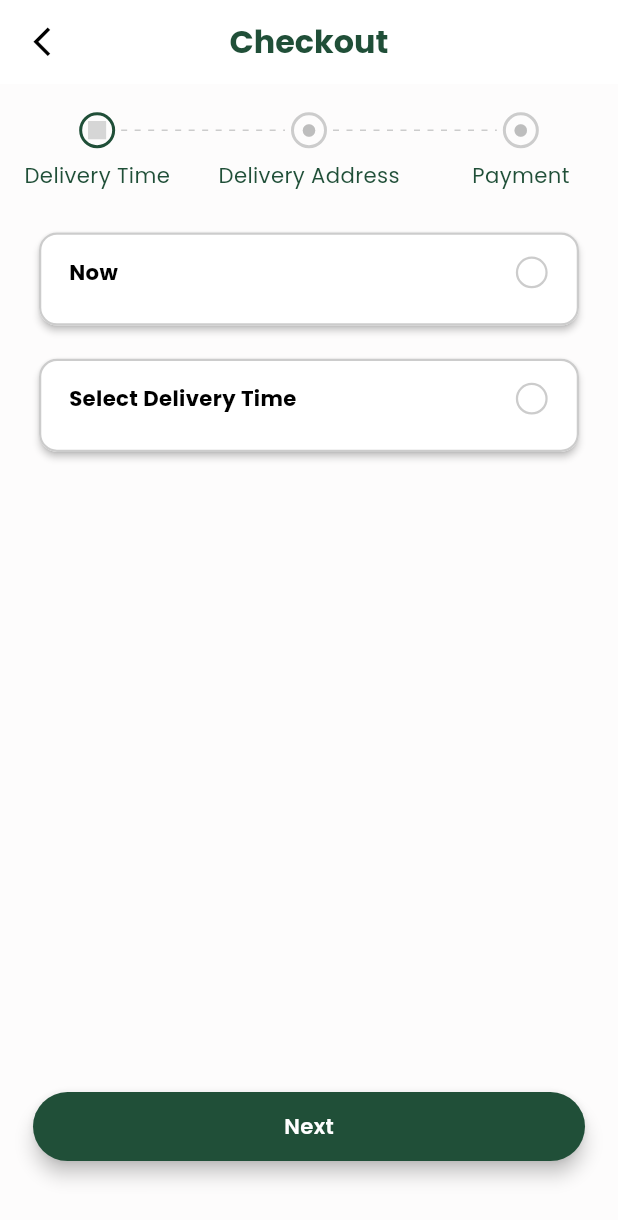
After one commit to hamed12232/fruits_app, a Flutter app: the CheckoutScreen screen opened by its route, on a phone screen of 412 x 824 dp. The commit adds this screen. Shown: the top 1220 px of the screen. Run offline on Flutter 3.47's test engine with Material 3 defaults, Android fonts, the phone set to English and light mode, and no system bars; drawn by our look-alikes of easy_stepper; our stand-ins replace carousel_slider, flutter_screenutil, flutter_svg, google_fonts, google_nav_bar, intl_phone_field and 2 more; grey boxes are pictures that could not be loaded.

Commit message:
feat: add CheckoutScreen1 with calendar
- Refactored SelectableWidget into reusable components
- Added calendar picker for delivery date selection
- Implemented "Now" and date selection modes
- Updated CheckoutScreen integration
- Documented changes in README

```diff
--- a/lib/core/utils/constant/app_radius.dart
+++ b/lib/core/utils/constant/app_radius.dart
@@ -8,6 +8,7 @@ class AppBorderRadius {
   static  BorderRadius r15 = BorderRadius.all(Radius.circular(15.r));
   static double r11 = 11.r;
   static double r12 = 12.r;
+  static double r15d = 15.r;
   static double r20 = 20.r;
   static double r28 = 28.r;
   static  BorderRadius r25 = BorderRadius.all(Radius.circular(25.r));
--- a/lib/core/utils/constant/app_text_strings.dart
+++ b/lib/core/utils/constant/app_text_strings.dart
@@ -1,6 +1,6 @@
 class AppTextStrings {
   // Onboarding
-  static const String basket = 'Basket';
+
   static const String skip = 'Skip';
   static const String next = 'Next';
   static const String getStarted = 'Get Started';
@@ -40,4 +40,7 @@ class AppTextStrings {
   static const String confirm = 'Confirm';
   static const String notReceived = 'Not received?';
   static const String sendAgain = 'Send Again';
+  // Checkout
+  static const String basket = 'Basket';
+  static const String checkout = 'Checkout';
 }
--- a/lib/core/utils/routes/app_route.dart
+++ b/lib/core/utils/routes/app_route.dart
@@ -5,6 +5,7 @@ import 'package:fruits_app/features/auth/modules/sign_up/presentation/screen/sig
 import 'package:fruits_app/features/auth/modules/verify_number/presentation/screen/verify_number_screen.dart';
 import 'package:fruits_app/features/auth/modules/welcome/presentation/screen/welcome_screen.dart';
 import 'package:fruits_app/features/basket/presentation/screen/basket_screen.dart';
+import 'package:fruits_app/features/checkout/presentation/screen/checkout_screen.dart';
 import 'package:fruits_app/features/home/presentation/screens/home_screen.dart';
 import 'package:fruits_app/features/home/presentation/screens/main_navigation_screen.dart';
 import 'package:fruits_app/features/onboarding/presentation/screen/onboarding_screen.dart';
@@ -40,6 +41,8 @@ class AppRouteManager {
         widget = const ProductScreen();
       case AppRoutesName.basket:
         widget = const BasketScreen();
+      case AppRoutesName.checkout:
+        widget = const CheckoutScreen();
       default:
         widget = const Placeholder();
     }
@@ -58,6 +61,7 @@ class AppRoutesName {
   static const String seller = '/seller';
   static const String product = '/product';
   static const String basket = '/basket';
+  static const String checkout = '/checkout';
   // static const String forgetPassword = '/forgetPassword';
   // static const String otb = "/otp";
   // static const String createNewPassword = '/CreateNewPassword';
--- a/lib/features/basket/presentation/screen/basket_screen.dart
+++ b/lib/features/basket/presentation/screen/basket_screen.dart
@@ -7,6 +7,7 @@ import 'package:fruits_app/core/utils/constant/app_text_strings.dart';
 import 'package:fruits_app/core/utils/constant/app_width.dart';
 import 'package:fruits_app/core/utils/theme/custom_theme/text_theme.dart';
 import 'package:fruits_app/features/basket/presentation/widget/basket_summary_section.dart';
+import 'package:fruits_app/features/checkout/presentation/screen/checkout_screen.dart';
 import 'package:fruits_app/features/seller/presentation/widget/seller_product_list_item.dart';
 
 class BasketScreen extends StatelessWidget {
@@ -82,7 +83,7 @@ class BasketScreen extends StatelessWidget {
             shippingCharges: shippingCharges,
             itemCount: itemCount,
             onCheckout: () {
-              // Handle checkout
+            Navigator.pushNamed(context, CheckoutScreen.routeName);
             },
           ),
         ],
--- a/lib/features/basket/presentation/widget/basket_summary_footer.dart
+++ b/lib/features/basket/presentation/widget/basket_summary_footer.dart
@@ -46,9 +46,10 @@ class BasketSummaryFooter extends StatelessWidget {
           ],
         ),
         PrimaryButton(
-          label: 'Checkout',
+          label: 'To Checkout',
           onPressed: onCheckout,
           height: AppHeight.h40,
+
         ),
       ],
     );
--- a/lib/features/basket/presentation/widget/basket_summary_section.dart
+++ b/lib/features/basket/presentation/widget/basket_summary_section.dart
@@ -53,6 +53,7 @@ class BasketSummarySection extends StatelessWidget {
             itemCount: itemCount,
             bagTotal: bagTotal,
             onCheckout: onCheckout,
+
           ),
         ],
       ),
--- /dev/null
+++ b/lib/features/checkout/presentation/screen/checkout_screen.dart
@@ -0,0 +1,69 @@
+import 'package:flutter/material.dart';
+import 'package:fruits_app/core/style/spacing/vertical_space.dart';
+import 'package:fruits_app/core/utils/constant/app_colors.dart';
+import 'package:fruits_app/core/utils/constant/app_height.dart';
+import 'package:fruits_app/core/utils/constant/app_sizes.dart';
+import 'package:fruits_app/core/utils/constant/app_text_strings.dart';
+import 'package:fruits_app/core/utils/constant/app_width.dart';
+import 'package:fruits_app/core/utils/theme/custom_theme/text_theme.dart';
+import 'package:fruits_app/core/widget/button/primary_button.dart';
+import 'package:fruits_app/features/checkout/presentation/widget/checkout_widget.dart';
+import 'package:fruits_app/features/checkout/presentation/widget/selectable_widgets/selectable_item.dart';
+
+class CheckoutScreen extends StatelessWidget {
+  const CheckoutScreen({super.key});
+  static const String routeName = '/checkout';
+
+  @override
+  Widget build(BuildContext context) {
+    return Scaffold(
+      appBar: AppBar(
+        backgroundColor: AppColors.white,
+        leading: IconButton(
+          onPressed: () => Navigator.pop(context),
+          icon: Icon(
+            Icons.arrow_back_ios_new,
+            color: AppColors.black,
+            size: AppWidth.w24,
+          ),
+        ),
+        centerTitle: true,
+        title: Text(
+          AppTextStrings.checkout,
+          style: AppTextTheme.lightTextTheme.headlineLarge?.copyWith(
+            color: AppColors.primaryGreen,
+            fontSize: AppSizes.sp24,
+          ),
+        ),
+      ),
+      backgroundColor: AppColors.homebackground,
+      body: Padding(
+        padding: const EdgeInsets.symmetric(horizontal: 22.0),
+        child: Column(
+          children: [
+            VerticalSpace(height: AppHeight.h10),
+            CheckoutStepper(activeStep: 0),
+            VerticalSpace(height: AppHeight.h16),
+            SelectableWidget(title: "Now"),
+            VerticalSpace(height: AppHeight.h16),
+            SelectableWidget(
+              title: "Select Delivery Time",
+              showDateSelector: true,
+              onDateSelected: (date) {},
+              initialDate: DateTime.now().add(const Duration(days: 1)),
+            ),
+            Spacer(),
+            Padding(
+              padding: const EdgeInsets.only(bottom: 50.0),
+              child: PrimaryButton(
+                label: "Next",
+                width: double.infinity,
+                onPressed: () {},
+              ),
+            ),
+          ],
+        ),
+      ),
+    );
+  }
+}
--- /dev/null
+++ b/lib/features/checkout/presentation/widget/checkout_widget.dart
@@ -0,0 +1,75 @@
+import 'package:easy_stepper/easy_stepper.dart';
+import 'package:flutter/material.dart';
+import 'package:flutter_screenutil/flutter_screenutil.dart';
+import 'package:fruits_app/core/utils/constant/app_colors.dart';
+import 'package:fruits_app/core/utils/constant/app_sizes.dart';
+import 'package:fruits_app/core/utils/theme/custom_theme/text_theme.dart';
+
+class CheckoutStepper extends StatelessWidget {
+  final int activeStep;
+  const CheckoutStepper({super.key, required this.activeStep});
+
+  @override
+  Widget build(BuildContext context) {
+    return EasyStepper(
+      activeStep: activeStep,
+
+      lineStyle: LineStyle(
+        lineLength: 114.w,
+        lineType: LineType.dashed,
+        defaultLineColor: AppColors.lightGray,
+        activeLineColor: AppColors.lightGray,
+      ),
+      stepRadius: 12,
+      showStepBorder: true,
+      borderThickness: 2,
+      activeStepBorderColor: AppColors.primaryGreen,
+      finishedStepBorderColor: AppColors.lightGray,
+      unreachedStepBorderColor: AppColors.lightGray,
+      activeStepBorderType: BorderType.normal,
+      finishedStepBorderType: BorderType.normal,
+      unreachedStepBorderType: BorderType.normal,
+      steppingEnabled: true,
+      steps: [
+        EasyStep(
+          icon: const Icon(
+            Icons.circle,
+            size: 10,
+            color: AppColors.primaryGreen,
+          ),
+          customTitle: Text(
+            'Delivery Time',
+            style: AppTextTheme.lightTextTheme.bodyMedium?.copyWith(
+              color: AppColors.primaryGreen,
+              fontSize: AppSizes.sp16,
+            ),
+          ),
+        ),
+        EasyStep(
+          icon: const Icon(Icons.circle, size: 10),
+          customTitle: Text(
+            'Delivery Address',
+            style: AppTextTheme.lightTextTheme.bodyMedium?.copyWith(
+              color: AppColors.primaryGreen,
+              fontSize: AppSizes.sp16,
+            ),
+          ),
+          // activeTitleColor: Colors.green,
+          // unreachedTitleColor: Colors.grey,
+        ),
+        EasyStep(
+          icon: const Icon(Icons.circle, size: 10),
+          customTitle: Text(
+            'Payment',
+            style: AppTextTheme.lightTextTheme.bodyMedium?.copyWith(
+              color: AppColors.primaryGreen,
+              fontSize: AppSizes.sp16,
+            ),
+          ),
+          // activeTitleColor: Colors.green,
+          // unreachedTitleColor: Colors.grey,
+        ),
+      ],
+    );
+  }
+}
--- /dev/null
+++ b/lib/features/checkout/presentation/widget/selectable_widgets/calendar_selector.dart
@@ -0,0 +1,39 @@
+import 'package:flutter/material.dart';
+import 'package:fruits_app/core/utils/constant/app_colors.dart';
+
+class CalendarSelector extends StatelessWidget {
+  final DateTime? selectedDate;
+  final Function(DateTime) onDateChanged;
+
+  const CalendarSelector({
+    super.key,
+    required this.selectedDate,
+    required this.onDateChanged,
+  });
+
+  @override
+  Widget build(BuildContext context) {
+    return Container(
+      margin: const EdgeInsets.only(top: 8),
+      decoration: BoxDecoration(
+        color: AppColors.white,
+        borderRadius: BorderRadius.circular(12.0),
+        boxShadow: [
+          BoxShadow(
+            color: Colors.black.withOpacity(0.1),
+            blurRadius: 10,
+            offset: const Offset(0, 4),
+          ),
+        ],
+      ),
+      child: CalendarDatePicker(
+        initialDate: selectedDate ?? DateTime.now(),
+        firstDate: DateTime.now(),
+        lastDate: DateTime.now().add(const Duration(days: 365)),
+        onDateChanged: onDateChanged,
+
+
+      ),
+    );
+  }
+}
--- /dev/null
+++ b/lib/features/checkout/presentation/widget/selectable_widgets/selectable_item.dart
@@ -0,0 +1,81 @@
+import 'package:flutter/material.dart';
+import 'package:fruits_app/features/checkout/presentation/widget/selectable_widgets/selectable_widget.dart';
+import 'calendar_selector.dart';
+
+class SelectableWidget extends StatefulWidget {
+  final String title;
+  final bool showDateSelector;
+  final Function(DateTime?)? onDateSelected;
+  final DateTime? initialDate;
+
+  const SelectableWidget({
+    super.key,
+    required this.title,
+    this.showDateSelector = false,
+    this.onDateSelected,
+    this.initialDate,
+  });
+
+  @override
+  State<SelectableWidget> createState() => _SelectableWidgetState();
+}
+
+class _SelectableWidgetState extends State<SelectableWidget> {
+  bool isSelected = false;
+  DateTime? selectedDate;
+  bool showCalendar = false;
+  bool showTimePicker = false;
+
+  @override
+  void initState() {
+    super.initState();
+    selectedDate = widget.initialDate;
+  }
+
+  void _toggleSelection() {
+    setState(() {
+      if (widget.showDateSelector) {
+        showTimePicker = !showTimePicker;
+      }
+      isSelected = !isSelected;
+      widget.onDateSelected?.call(isSelected ? DateTime.now() : null);
+    });
+  }
+
+  void _toggleCalendar() {
+    setState(() {
+      showCalendar = !showCalendar;
+    });
+  }
+
+  void _updateDate(DateTime date) {
+    setState(() {
+      selectedDate = date;
+      showCalendar = false;
+      widget.onDateSelected?.call(date);
+    });
+  }
+
+  @override
+  Widget build(BuildContext context) {
+    return Column(
+      crossAxisAlignment: CrossAxisAlignment.stretch,
+      children: [
+        SelectableMainCard(
+          title: widget.title,
+          isSelected: isSelected,
+          showTimePicker: showTimePicker,
+          selectedDate: selectedDate,
+          showDateSelector: widget.showDateSelector,
+          onCardTapped: _toggleSelection,
+          onCalendarToggle: _toggleCalendar,
+        ),
+        if (widget.showDateSelector && showCalendar)
+          CalendarSelector(
+            selectedDate: selectedDate,
+            onDateChanged: _updateDate,
+          ),
+      ],
+    );
+  }
+}
--- /dev/null
+++ b/lib/features/checkout/presentation/widget/selectable_widgets/selectable_widget.dart
@@ -0,0 +1,112 @@
+import 'package:flutter/material.dart';
+import 'package:intl/intl.dart';
+import 'package:fruits_app/core/utils/constant/app_colors.dart';
+import 'package:fruits_app/core/utils/theme/custom_theme/text_theme.dart';
+import 'package:fruits_app/core/style/spacing/vertical_space.dart';
+import 'package:fruits_app/core/utils/constant/app_height.dart';
+import 'package:fruits_app/core/utils/constant/app_sizes.dart';
+import 'package:fruits_app/core/utils/constant/app_width.dart';
+
+class SelectableMainCard extends StatelessWidget {
+  final String title;
+  final bool isSelected;
+  final bool showTimePicker;
+  final bool showDateSelector;
+  final DateTime? selectedDate;
+  final VoidCallback onCardTapped;
+  final VoidCallback onCalendarToggle;
+
+  const SelectableMainCard({
+    super.key,
+    required this.title,
+    required this.isSelected,
+    required this.showTimePicker,
+    required this.selectedDate,
+    required this.onCardTapped,
+    required this.showDateSelector,
+    required this.onCalendarToggle,
+  });
+
+  @override
+  Widget build(BuildContext context) {
+    return Card(
+      color: AppColors.white,
+      elevation: isSelected ? 4.0 : 2.0,
+      shape: RoundedRectangleBorder(
+        borderRadius: BorderRadius.circular(12.0),
+        side: BorderSide(
+          color: isSelected ? AppColors.primaryGreen : AppColors.lightGray,
+          width: 1.5,
+        ),
+      ),
+      child: InkWell(
+        onTap: onCardTapped,
+        borderRadius: BorderRadius.circular(12.0),
+        child: Padding(
+          padding: const EdgeInsets.symmetric(horizontal: 20, vertical: 16),
+          child: Column(
+            children: [
+              Row(
+                mainAxisAlignment: MainAxisAlignment.spaceBetween,
+                children: [
+                  Text(
+                    title,
+                    style: AppTextTheme.lightTextTheme.bodyMedium?.copyWith(
+                      color: AppColors.black,
+                      fontSize: AppSizes.sp16,
+                      fontWeight: FontWeight.bold,
+                    ),
+                  ),
+                  Container(
+                    width: AppWidth.w24,
+                    height: AppHeight.h24,
+                    decoration: BoxDecoration(
+                      shape: BoxShape.circle,
+                      color: isSelected ? AppColors.primaryGreen : Colors.white,
+                      border: Border.all(
+                        color: isSelected
+                            ? AppColors.primaryGreen
+                            : AppColors.lightGray,
+                        width: 1.5,
+                      ),
+                    ),
+                    child: isSelected
+                        ? const Icon(Icons.check, color: Colors.white, size: 20)
+                        : null,
+                  ),
+                ],
+              ),
+
+              VerticalSpace(height: AppHeight.h10),
+
+              // Time Picker Row
+              if (showTimePicker)
+                Row(
+                  mainAxisAlignment: MainAxisAlignment.spaceBetween,
+                  children: [
+                    Text(
+                      DateFormat('MM - dd - yyyy').format(selectedDate!),
+                      style:
+                          AppTextTheme.lightTextTheme.bodyMedium?.copyWith(
+                        color: AppColors.primaryGreen,
+                        fontSize: AppSizes.sp16,
+                        fontWeight: FontWeight.bold,
+                      ),
+                    ),
+                    IconButton(
+                      onPressed: onCalendarToggle,
+                      icon: Icon(
+                        showDateSelector ? Icons.keyboard_arrow_up : Icons.keyboard_arrow_down,
+                        color: AppColors.primaryGreen,
+                        size: 25,
+                      ),
+                    ),
+                  ],
+                ),
+            ],
+          ),
+        ),
+      ),
+    );
+  }
+}
--- a/pubspec.yaml
+++ b/pubspec.yaml
@@ -32,6 +32,7 @@ dependencies:
   carousel_slider: ^5.0.0
   cupertino_icons: ^1.0.8
   dots_indicator: ^3.0.0
+  easy_stepper: ^0.9.1
   flutter:
     sdk: flutter
   flutter_screenutil: ^5.9.3
@@ -41,6 +42,7 @@ dependencies:
   intl_phone_field: ^3.2.0
   pin_code_fields: ^8.0.1
   smooth_page_indicator: ^1.2.1
+  intl: ^0.19.0
 
 dev_dependencies:
   flutter_lints: ^5.0.0
```
Also changed, not shown: pubspec.lock, 1 other file.
